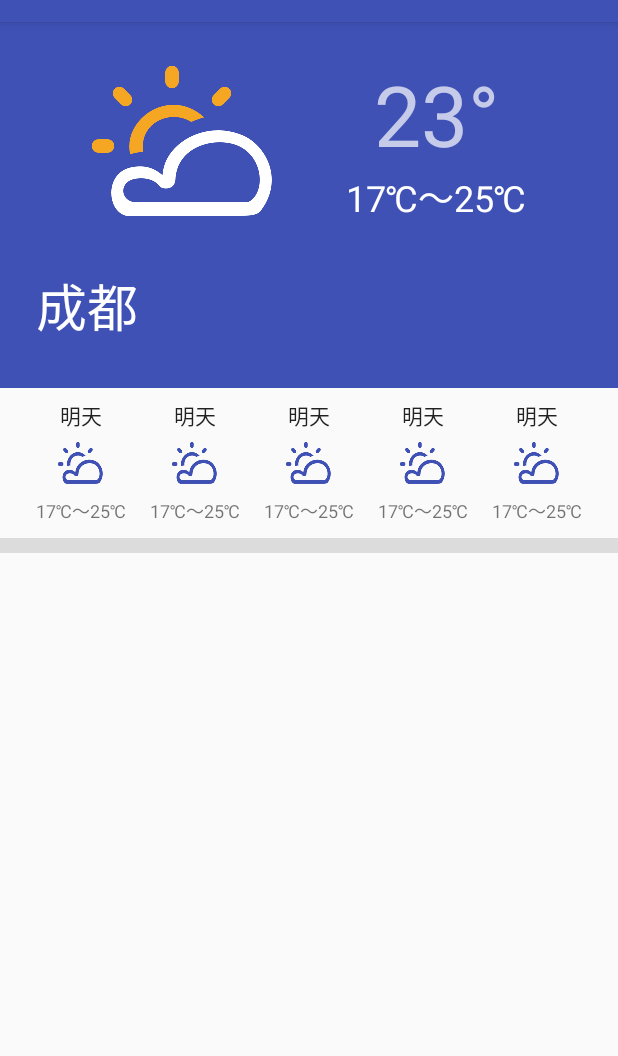
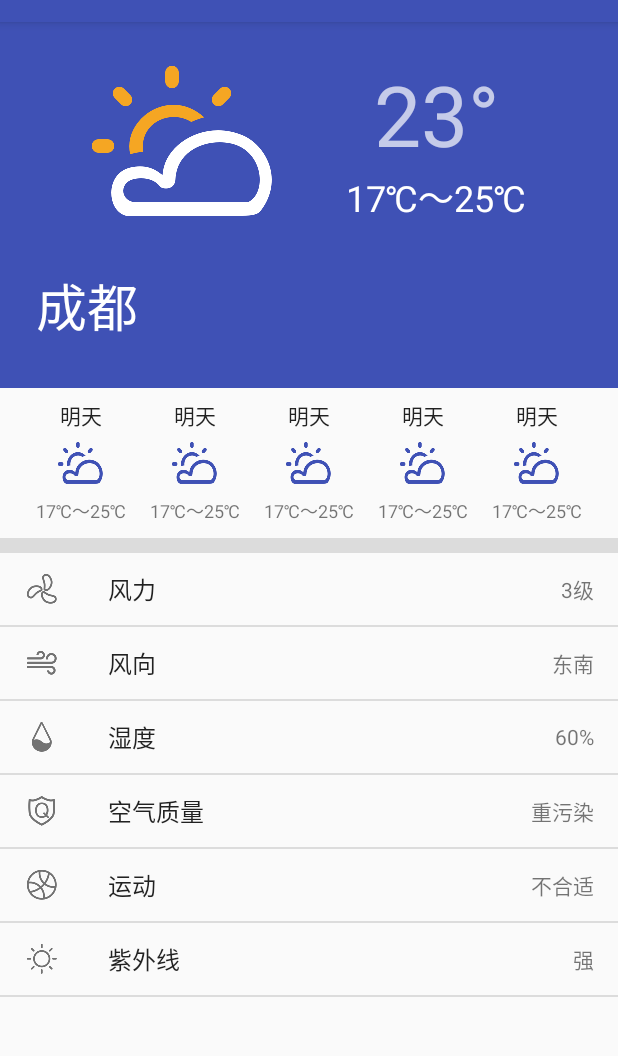
Before and after one commit to anddle/WeatherApp, an Android app: the screen it shows after launch (MainActivity), on a phone screen of 412 x 824 dp, the part 62-1118 px from its top. Run offline under Robolectric (Android 15) with nearby library versions, the phone set to English and light mode, and no system bars.

Commit message:
design weather more info list layout.

```diff
--- a/app/src/main/java/com/anddle/weatherapp/MainActivity.java
+++ b/app/src/main/java/com/anddle/weatherapp/MainActivity.java
@@ -3,8 +3,14 @@ package com.anddle.weatherapp;
 import android.support.v7.app.AppCompatActivity;
 import android.os.Bundle;
 import android.util.Log;
+import android.widget.ListView;
+import java.util.ArrayList;
+import java.util.List;
 
 public class MainActivity extends AppCompatActivity {
+
+    private ListView mWeatherMoreInfoListView;
+    private List<WeatherMoreInfo> mWeatherMoreInfoList;
 
     @Override
     protected void onCreate(Bundle savedInstanceState) {
@@ -12,5 +18,48 @@ public class MainActivity extends AppCompatActivity {
         setContentView(R.layout.activity_main);
         Log.d("TEST", "Weather app launched");
 
+        mWeatherMoreInfoListView = (ListView) findViewById(R.id.weather_more_info_list);
+        mWeatherMoreInfoList = new ArrayList<>();
+        WeatherMoreInfoAdapter adapter = new WeatherMoreInfoAdapter(MainActivity.this, R.layout.weather_more_info_item_layout, mWeatherMoreInfoList);
+        mWeatherMoreInfoListView.setAdapter(adapter);
+
+        WeatherMoreInfo data1 = new WeatherMoreInfo();
+        data1.typeResId = R.mipmap.ic_wind_level;
+        data1.description = "风力";
+        data1.value = "3级";
+        mWeatherMoreInfoList.add(data1);
+
+        WeatherMoreInfo data2 = new WeatherMoreInfo();
+        data2.typeResId = R.mipmap.ic_wind_direction;
+        data2.description = "风向";
+        data2.value = "东南";
+        mWeatherMoreInfoList.add(data2);
+
+        WeatherMoreInfo data3 = new WeatherMoreInfo();
+        data3.typeResId = R.mipmap.ic_humidity_level;
+        data3.description = "湿度";
+        data3.value = "60%";
+        mWeatherMoreInfoList.add(data3);
+
+        WeatherMoreInfo data4 = new WeatherMoreInfo();
+        data4.typeResId = R.mipmap.ic_air_quality;
+        data4.description = "空气质量";
+        data4.value = "重污染";
+        mWeatherMoreInfoList.add(data4);
+
+        WeatherMoreInfo data5 = new WeatherMoreInfo();
+        data5.typeResId = R.mipmap.ic_sport_level;
+        data5.description = "运动";
+        data5.value = "不合适";
+        mWeatherMoreInfoList.add(data5);
+
+        WeatherMoreInfo data6 = new WeatherMoreInfo();
+        data6.typeResId = R.mipmap.ic_ultraviolet_level;
+        data6.description = "紫外线";
+        data6.value = "强";
+        mWeatherMoreInfoList.add(data6);
+
+        adapter.notifyDataSetChanged();
+
     }
 }
--- /dev/null
+++ b/app/src/main/java/com/anddle/weatherapp/WeatherMoreInfo.java
@@ -0,0 +1,9 @@
+package com.anddle.weatherapp;
+
+public class WeatherMoreInfo {
+
+    public int typeResId = 0;
+    public String description;
+    public String value = "";
+
+}
--- /dev/null
+++ b/app/src/main/java/com/anddle/weatherapp/WeatherMoreInfoAdapter.java
@@ -0,0 +1,45 @@
+package com.anddle.weatherapp;
+
+import android.content.Context;
+import android.view.LayoutInflater;
+import android.view.View;
+import android.view.ViewGroup;
+import android.widget.ArrayAdapter;
+import android.widget.ImageView;
+import android.widget.TextView;
+import java.util.List;
+
+public class WeatherMoreInfoAdapter extends ArrayAdapter<WeatherMoreInfo> {
+
+    private final LayoutInflater mInflater;
+    private final int mResource;
+
+    public WeatherMoreInfoAdapter(Context context, int resource, List<WeatherMoreInfo> objects) {
+        super(context, resource, objects);
+
+        mInflater = LayoutInflater.from(context);
+        mResource = resource;
+    }
+
+    @Override
+    public View getView(int position, View convertView, ViewGroup parent) {
+
+        if (convertView == null) {
+            convertView = mInflater.inflate(mResource, parent, false);
+        }
+
+        WeatherMoreInfo item = getItem(position);
+
+        ImageView icon = (ImageView) convertView.findViewById(R.id.weather_more_info_icon);
+        icon.setImageResource(item.typeResId);
+
+        TextView description = (TextView) convertView.findViewById(R.id.weather_more_info_description);
+        description.setText(item.description);
+
+        TextView value = (TextView) convertView.findViewById(R.id.weather_more_info_value);
+        value.setText(item.value);
+
+        return convertView;
+
+    }
+}
--- a/app/src/main/res/layout/activity_main.xml
+++ b/app/src/main/res/layout/activity_main.xml
@@ -34,6 +34,7 @@
                 android:gravity="center_horizontal">
 
                 <TextView
+                    android:id="@+id/current_temperature"
                     android:layout_width="wrap_content"
                     android:layout_height="wrap_content"
                     android:text="23°"
@@ -41,6 +42,7 @@
                     android:textSize="56sp"/>
 
                 <TextView
+                    android:id="@+id/temperature_range"
                     android:layout_width="wrap_content"
                     android:layout_height="wrap_content"
                     android:text="17℃～25℃"
@@ -75,11 +77,11 @@
         android:layout_marginLeft="16dp"
         android:layout_marginRight="16dp">
 
-        <include layout="@layout/forcast_item" />
-        <include layout="@layout/forcast_item" />
-        <include layout="@layout/forcast_item" />
-        <include layout="@layout/forcast_item" />
-        <include layout="@layout/forcast_item" />
+        <include layout="@layout/forcast_item" android:id="@+id/forcast_item1" />
+        <include layout="@layout/forcast_item" android:id="@+id/forcast_item2" />
+        <include layout="@layout/forcast_item" android:id="@+id/forcast_item3" />
+        <include layout="@layout/forcast_item" android:id="@+id/forcast_item4" />
+        <include layout="@layout/forcast_item" android:id="@+id/forcast_item5" />
 
     </LinearLayout>
 
@@ -90,6 +92,7 @@
         />
 
     <ListView
+        android:id="@+id/weather_more_info_list"
         android:layout_width="match_parent"
         android:layout_height="match_parent">
 
--- a/app/src/main/res/layout/forcast_item.xml
+++ b/app/src/main/res/layout/forcast_item.xml
@@ -7,6 +7,7 @@
     android:layout_weight="1">
 
     <TextView
+        android:id="@+id/forcast_date"
         android:layout_width="wrap_content"
         android:layout_height="0dp"
         android:layout_weight="1"
@@ -16,12 +17,14 @@
         android:gravity="center"/>
 
     <ImageView
+        android:id="@+id/forcast_icon"
         android:layout_width="wrap_content"
         android:layout_height="wrap_content"
         android:src="@mipmap/ic_sunny_cloudy_s"
         android:scaleType="center"/>
 
     <TextView
+        android:id="@+id/forcast_temperature"
         android:layout_width="wrap_content"
         android:layout_height="0dp"
         android:layout_weight="1"
--- /dev/null
+++ b/app/src/main/res/layout/weather_more_info_item_layout.xml
@@ -0,0 +1,35 @@
+<?xml version="1.0" encoding="utf-8"?>
+<FrameLayout xmlns:android="http://schemas.android.com/apk/res/android"
+    android:layout_width="match_parent"
+    android:layout_height="48dp">
+
+    <ImageView
+        android:id="@+id/weather_more_info_icon"
+        android:layout_width="wrap_content"
+        android:layout_height="wrap_content"
+        android:src="@mipmap/ic_air_quality"
+        android:scaleType="center"
+        android:layout_gravity="center_vertical"
+        android:layout_marginLeft="16dp"/>
+
+    <TextView
+        android:id="@+id/weather_more_info_description"
+        android:layout_width="wrap_content"
+        android:layout_height="wrap_content"
+        android:text="湿度"
+        android:layout_marginLeft="72dp"
+        android:layout_gravity="center_vertical"
+        android:textSize="16sp"
+        android:textColor= "#DE000000" />
+
+    <TextView
+        android:id="@+id/weather_more_info_value"
+        android:layout_width="wrap_content"
+        android:layout_height="wrap_content"
+        android:text="30%"
+        android:layout_marginRight="16dp"
+        android:layout_gravity="center_vertical|right"
+        android:textSize="14sp"
+        android:textColor= "#8A000000"/>
+
+</FrameLayout>
```
